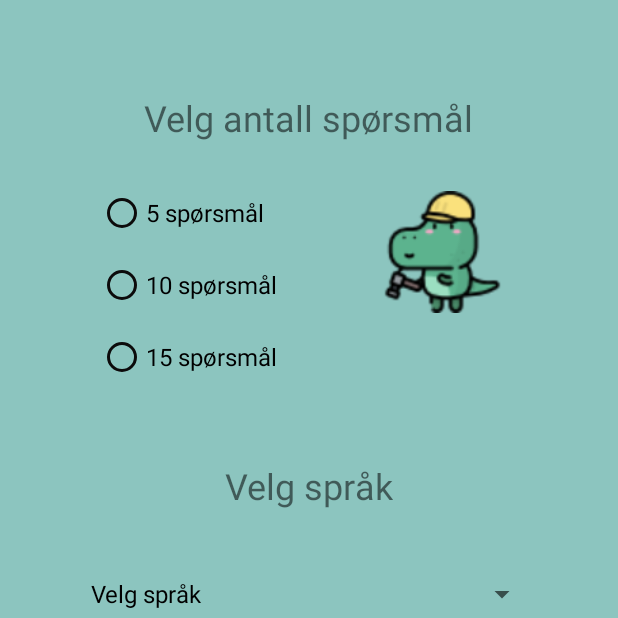
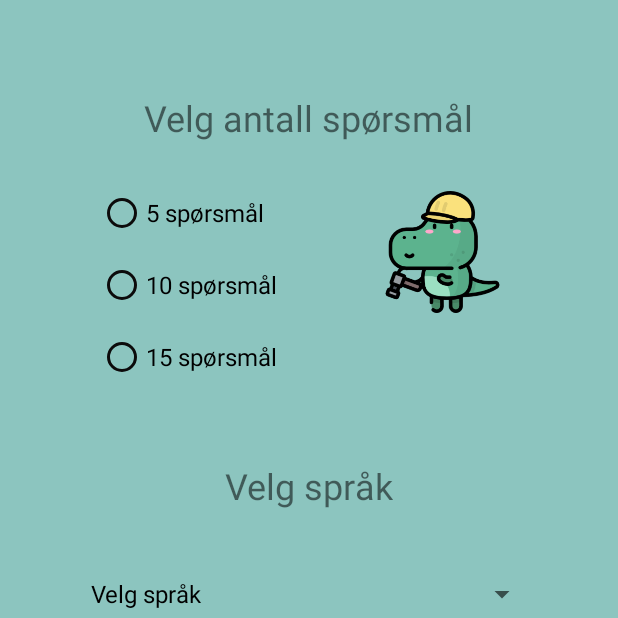
Before and after one commit to PeterSund/Mappe1_app, an Android app: the PrefActivity screen opened directly, with no data from a screen before it, on a phone screen of 412 x 824 dp, the top half of it. Run offline under Robolectric (Android 15) with nearby library versions, the phone set to English and light mode, and no system bars; Roboto replaces fonts that are not available here.

Commit message:
fixed images

```diff
--- a/app/src/main/res/layout-land/activity_preferences.xml
+++ b/app/src/main/res/layout-land/activity_preferences.xml
@@ -111,6 +111,6 @@
         app:layout_constraintStart_toEndOf="@+id/radioGroup"
         app:layout_constraintTop_toBottomOf="@+id/spinnerVelgSpråk"
         app:layout_constraintVertical_bias="0.418"
-        app:srcCompat="@drawable/dino_pref128" />
+        app:srcCompat="@drawable/dino_pref256" />
 
 </android.support.constraint.ConstraintLayout>
--- a/app/src/main/res/layout-land/activity_stats.xml
+++ b/app/src/main/res/layout-land/activity_stats.xml
@@ -185,6 +185,6 @@
         app:layout_constraintStart_toEndOf="@+id/statsInfoTxtGame"
         app:layout_constraintTop_toTopOf="parent"
         app:layout_constraintVertical_bias="0.592"
-        app:srcCompat="@drawable/stats_dino" />
+        app:srcCompat="@drawable/stats_dino256" />
 
 </android.support.constraint.ConstraintLayout>
--- a/app/src/main/res/layout/activity_preferences.xml
+++ b/app/src/main/res/layout/activity_preferences.xml
@@ -110,6 +110,6 @@
         app:layout_constraintStart_toEndOf="@+id/velgAntallSpm"
         app:layout_constraintTop_toBottomOf="@+id/velgAntallSpm"
         app:layout_constraintVertical_bias="0.25"
-        app:srcCompat="@drawable/dino_pref" />
+        app:srcCompat="@drawable/dino_pref256" />
 
 </android.support.constraint.ConstraintLayout>
--- a/app/src/main/res/layout/activity_stats.xml
+++ b/app/src/main/res/layout/activity_stats.xml
@@ -184,6 +184,6 @@
         app:layout_constraintStart_toEndOf="@+id/group"
         app:layout_constraintTop_toTopOf="parent"
         app:layout_constraintVertical_bias="0.235"
-        app:srcCompat="@drawable/stats_dino" />
+        app:srcCompat="@drawable/stats_dino256" />
 
 </android.support.constraint.ConstraintLayout>
--- a/app/src/main/res/layout/game_activity.xml
+++ b/app/src/main/res/layout/game_activity.xml
@@ -166,8 +166,8 @@
 
     <TextView
         android:id="@+id/answerView"
-        android:layout_width="110dp"
-        android:layout_height="24dp"
+        android:layout_width="108dp"
+        android:layout_height="32dp"
         android:text="@string/game_answer"
         android:textSize="27sp"
         app:layout_constraintBottom_toTopOf="@+id/tableLayout"
```
Also changed, not shown: app/src/main/java/com/example/mappe1/Question.java (+12 -0 lines), app/src/main/res/drawable/dino_pref.png (deleted), app/src/main/res/drawable/dino_pref128.png (deleted), app/src/main/res/drawable/dino_pref256.png (added), app/src/main/res/drawable/stats_dino.png (deleted), app/src/main/res/drawable/stats_dino256.png (added).
